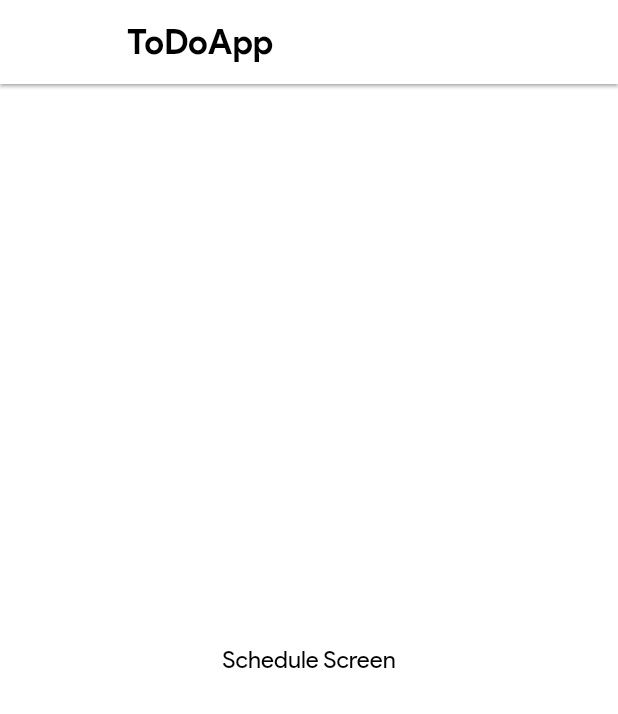
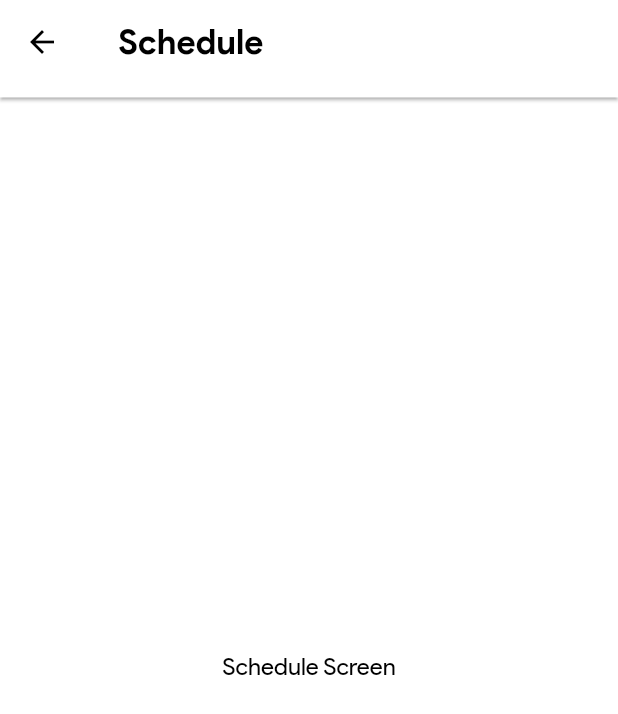
Before and after one commit to umrhsn/ToDoApp, a Flutter app: the screen it shows after launch, after a tap on the "calendar month" icon, on a phone screen of 412 x 824 dp. Shown: the top 714 px of the screen. Run offline on Flutter 3.47's test engine with Material 2 defaults, Android fonts, the light colour scheme and no system bars; our stand-ins replace equatable, flutter_bloc, flutter_screenutil.

Commit message:
added back icon to add_task_screen.dart and schedule_screen.dart with customising icon themes and overall modifications in code

```diff
--- a/lib/app.dart
+++ b/lib/app.dart
@@ -3,7 +3,6 @@ import 'package:to_do_app/src/config/routes/app_routes.dart';
 import 'package:to_do_app/src/config/themes/app_theme.dart';
 import 'package:to_do_app/src/core/utils/app_strings.dart';
 import 'package:flutter_screenutil/flutter_screenutil.dart';
-import 'package:to_do_app/src/features/board/presentation/screens/board_screen.dart';
 
 class ToDoApp extends StatelessWidget {
   const ToDoApp({Key? key}) : super(key: key);
--- a/lib/src/config/themes/widgets/app_bar_theme.dart
+++ b/lib/src/config/themes/widgets/app_bar_theme.dart
@@ -1,6 +1,7 @@
 import 'package:flutter/material.dart';
 import 'package:flutter_screenutil/flutter_screenutil.dart';
 import 'package:to_do_app/src/config/themes/system/system_overlay_style.dart';
+import 'package:to_do_app/src/config/themes/widgets/icon_theme.dart';
 import 'package:to_do_app/src/core/utils/app_colors.dart';
 import 'package:to_do_app/src/core/utils/app_strings.dart';
 
@@ -10,16 +11,15 @@ class AppBarThemes {
       systemOverlayStyle:
           AppSystemUiOverlayStyle.setSystemUiOverlayStyle(isLight: isLight),
       backgroundColor: isLight ? Colors.white : Colors.black,
-      titleSpacing: 25.w,
+      titleSpacing: 20.w,
       titleTextStyle: TextStyle(
         fontFamily: AppStrings.fontFamily,
         fontSize: 20.sp,
         color: isLight ? Colors.black : Colors.white,
         fontWeight: FontWeight.bold,
       ),
-      actionsIconTheme: IconThemeData(
-        color: isLight ? Colors.black : Colors.white,
-      ),
+      iconTheme: AppIconThemes.iconTheme(isLight: isLight),
+      actionsIconTheme: AppIconThemes.iconTheme(isLight: isLight),
       elevation: 1,
       shadowColor: isLight ? AppColors.shadowLight : AppColors.shadowDark,
     );
--- /dev/null
+++ b/lib/src/config/themes/widgets/icon_theme.dart
@@ -0,0 +1,9 @@
+import 'package:flutter/material.dart';
+
+class AppIconThemes {
+  static IconThemeData iconTheme({required bool isLight}) {
+    return IconThemeData(
+      color: isLight ? Colors.black : Colors.white,
+    );
+  }
+}
--- a/lib/src/core/utils/app_strings.dart
+++ b/lib/src/core/utils/app_strings.dart
@@ -1,6 +1,8 @@
 class AppStrings {
   static const String appName = 'ToDoApp';
   static const String boardScreenTitle = 'Board';
+  static const String addTaskScreenTitle = 'Add task';
+  static const String scheduleScreenTitle = 'Schedule';
   static const String fontFamily = 'Product Sans';
   static const String noRouteFound = 'No Route Found';
 }
--- a/lib/src/core/widgets/app_bar_widget.dart
+++ b/lib/src/core/widgets/app_bar_widget.dart
@@ -23,7 +23,7 @@ class AppBarWidget extends StatelessWidget with PreferredSizeWidget {
     this.trailingIcon,
     this.trailingIconOnTap,
     this.bottom,
-    this.toolbarHeight = kToolbarHeight,
+    this.toolbarHeight = 65,
   }) : super(key: key);
 
   @override
--- a/lib/src/features/board/presentation/views/all_tab_bar_view.dart
+++ b/lib/src/features/board/presentation/views/all_tab_bar_view.dart
@@ -11,6 +11,6 @@ class AllTabBarView extends StatefulWidget {
 class _AllTabBarViewState extends State<AllTabBarView> {
   @override
   Widget build(BuildContext context) {
-    return const MyTabView();
+    return const TabViewWidget();
   }
 }
--- a/lib/src/features/board/presentation/views/completed_tab_bar_view.dart
+++ b/lib/src/features/board/presentation/views/completed_tab_bar_view.dart
@@ -11,6 +11,6 @@ class CompletedTabBarView extends StatefulWidget {
 class _CompletedTabBarViewState extends State<CompletedTabBarView> {
   @override
   Widget build(BuildContext context) {
-    return const MyTabView();
+    return const TabViewWidget();
   }
 }
--- a/lib/src/features/board/presentation/views/favorite_tab_bar_view.dart
+++ b/lib/src/features/board/presentation/views/favorite_tab_bar_view.dart
@@ -11,6 +11,6 @@ class FavoriteTabBarView extends StatefulWidget {
 class _FavoriteTabBarViewState extends State<FavoriteTabBarView> {
   @override
   Widget build(BuildContext context) {
-    return const MyTabView();
+    return const TabViewWidget();
   }
 }
--- a/lib/src/features/board/presentation/views/uncompleted_tab_bar_view.dart
+++ b/lib/src/features/board/presentation/views/uncompleted_tab_bar_view.dart
@@ -11,6 +11,6 @@ class UncompletedTabBarView extends StatefulWidget {
 class _UncompletedTabBarViewState extends State<UncompletedTabBarView> {
   @override
   Widget build(BuildContext context) {
-    return const MyTabView();
+    return const TabViewWidget();
   }
 }
--- a/lib/src/features/board/presentation/widgets/tab_view_widget.dart
+++ b/lib/src/features/board/presentation/widgets/tab_view_widget.dart
@@ -1,8 +1,8 @@
 import 'package:flutter/material.dart';
 import 'package:to_do_app/src/features/board/presentation/widgets/board_item.dart';
 
-class MyTabView extends StatelessWidget {
-  const MyTabView({
+class TabViewWidget extends StatelessWidget {
+  const TabViewWidget({
     Key? key,
   }) : super(key: key);
 
--- a/lib/src/features/schedule/presentation/screens/schedule_screen.dart
+++ b/lib/src/features/schedule/presentation/screens/schedule_screen.dart
@@ -1,5 +1,6 @@
 import 'package:flutter/material.dart';
 import 'package:to_do_app/src/core/utils/app_strings.dart';
+import 'package:to_do_app/src/core/widgets/app_bar_widget.dart';
 import 'package:to_do_app/src/features/schedule/presentation/widgets/schedule_content.dart';
 
 class ScheduleScreen extends StatefulWidget {
@@ -14,12 +15,13 @@ class _ScheduleScreenState extends State<ScheduleScreen> {
     return const ScheduleContent();
   }
 
-  final appBar = AppBar(title: const Text(AppStrings.appName));
-
   @override
   Widget build(BuildContext context) {
     return Scaffold(
-      appBar: appBar,
+      appBar: AppBarWidget(
+          leadingIcon: Icons.arrow_back,
+          leadingIconOnTap: () => Navigator.pop(context),
+          title: AppStrings.scheduleScreenTitle),
       body: _buildBodyContent(),
     );
   }
```
Also changed, not shown: lib/src/features/add_task/presentation/screens/add_task_screen.dart (+5 -3 lines).
